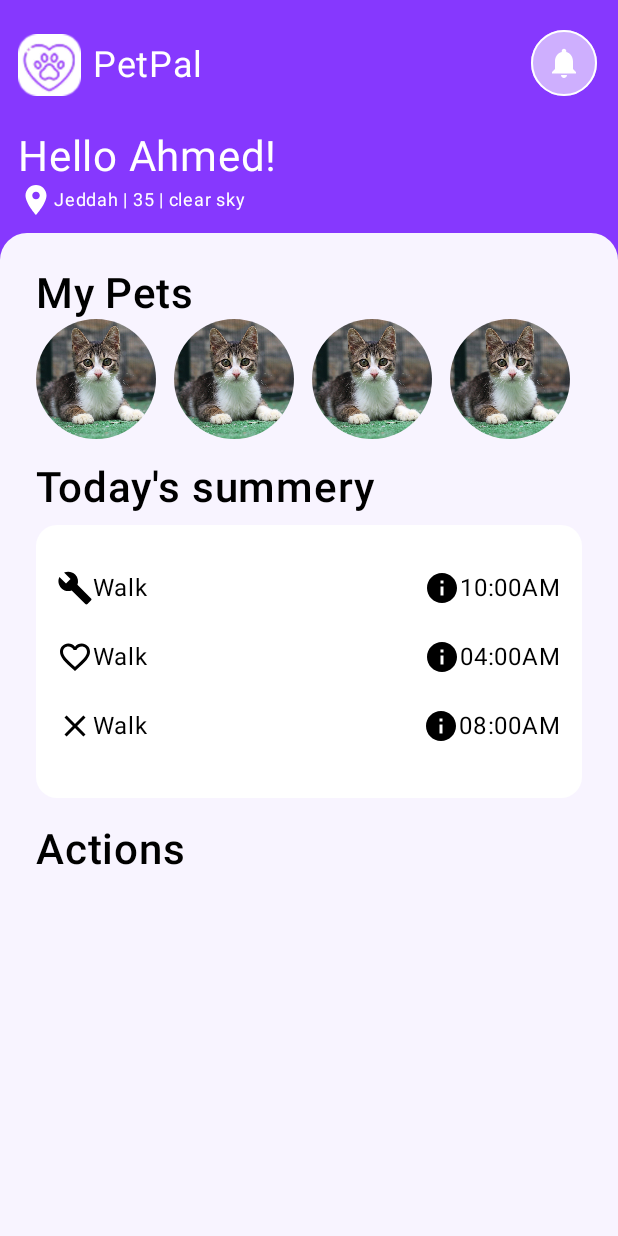
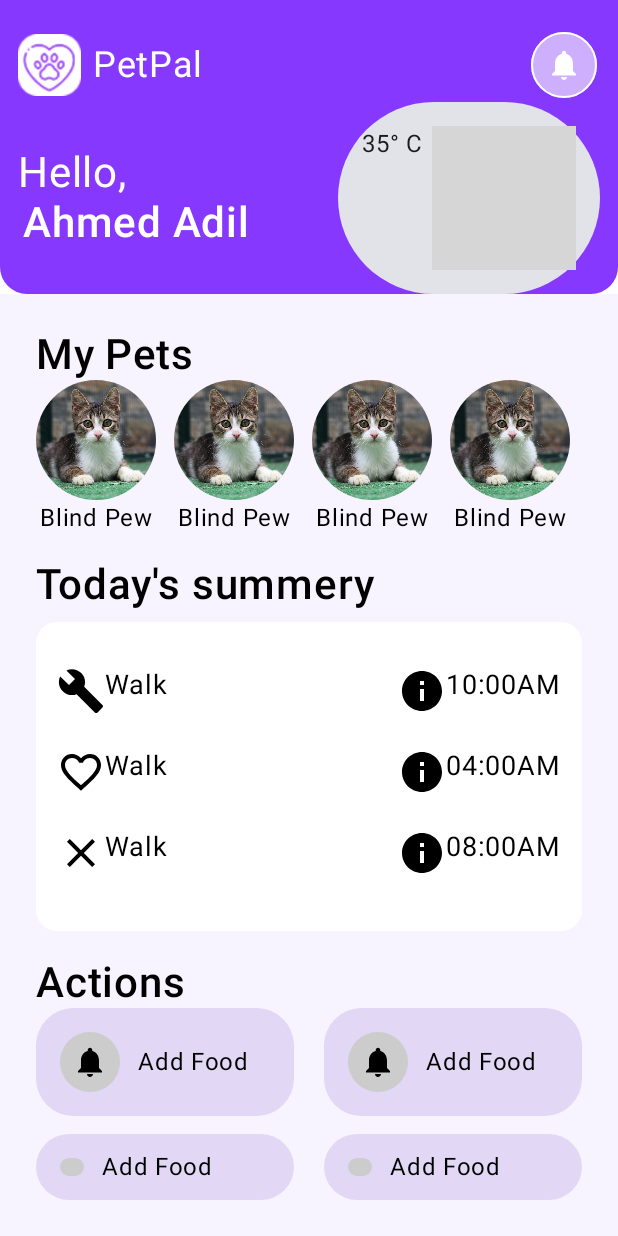
Before and after one commit to Ahmed3abogarin/PetPal, an Android app built with Jetpack Compose: the @Preview function HomePreView, on a phone screen of 412 x 824 dp. Run offline under Robolectric (Android 15) with nearby library versions, the phone set to English and light mode, and no system bars; grey boxes are pictures that could not be loaded.

Commit message:
complete Home screen

```diff
--- a/app/src/main/java/com/vtol/petpal/presentation/HomeScreen.kt
+++ b/app/src/main/java/com/vtol/petpal/presentation/HomeScreen.kt
@@ -7,12 +7,12 @@ import androidx.compose.foundation.layout.Arrangement
 import androidx.compose.foundation.layout.Column
 import androidx.compose.foundation.layout.Row
 import androidx.compose.foundation.layout.Spacer
-import androidx.compose.foundation.layout.fillMaxHeight
 import androidx.compose.foundation.layout.fillMaxSize
 import androidx.compose.foundation.layout.fillMaxWidth
 import androidx.compose.foundation.layout.height
 import androidx.compose.foundation.layout.padding
 import androidx.compose.foundation.layout.size
+import androidx.compose.foundation.layout.width
 import androidx.compose.foundation.lazy.LazyRow
 import androidx.compose.foundation.shape.CircleShape
 import androidx.compose.foundation.shape.RoundedCornerShape
@@ -20,10 +20,9 @@ import androidx.compose.material.icons.Icons
 import androidx.compose.material.icons.filled.Build
 import androidx.compose.material.icons.filled.Close
 import androidx.compose.material.icons.filled.FavoriteBorder
-import androidx.compose.material.icons.filled.Home
 import androidx.compose.material.icons.filled.Info
-import androidx.compose.material.icons.filled.LocationOn
 import androidx.compose.material.icons.filled.Notifications
+import androidx.compose.material3.Card
 import androidx.compose.material3.CardDefaults
 import androidx.compose.material3.Icon
 import androidx.compose.material3.OutlinedCard
@@ -32,7 +31,6 @@ import androidx.compose.runtime.Composable
 import androidx.compose.ui.Alignment
 import androidx.compose.ui.Modifier
 import androidx.compose.ui.draw.clip
-import androidx.compose.ui.draw.shadow
 import androidx.compose.ui.graphics.Color
 import androidx.compose.ui.res.painterResource
 import androidx.compose.ui.text.font.FontWeight
@@ -40,24 +38,37 @@ import androidx.compose.ui.tooling.preview.Preview
 import androidx.compose.ui.unit.dp
 import androidx.compose.ui.unit.sp
 import com.vtol.petpal.R
+import com.vtol.petpal.presentation.components.ActionsButton
 import com.vtol.petpal.ui.theme.PetPalTheme
 
 @Composable
 fun HomeScreen() {
 
+//    Image(
+//        painter = painterResource(R.drawable.header_img),
+//        contentDescription = "",
+//        modifier = Modifier.align(
+//            Alignment.TopEnd
+//        ).size(200.dp)
+//    )
     Column(
         modifier = Modifier
             .fillMaxSize()
+            .background(Color.White)
+    ) {
+        Column(
+            modifier = Modifier
+                .clip(RoundedCornerShape(bottomStart = 18.dp, bottomEnd = 18.dp))
                 .background(Color(0XFF8638FE))
+                .padding(horizontal = 12.dp)
         ) {
             Spacer(modifier = Modifier.height(18.dp))
             Row(
                 modifier = Modifier
-                .fillMaxWidth()
-                .padding(horizontal = 12.dp),
+                    .fillMaxWidth(),
+                verticalAlignment = Alignment.CenterVertically,
                 horizontalArrangement = Arrangement.SpaceBetween
             ) {
-            Column() {
                 Row(verticalAlignment = Alignment.CenterVertically) {
                     Image(
                         modifier = Modifier
@@ -67,14 +78,6 @@ fun HomeScreen() {
                         contentDescription = ""
                     )
                     Text(text = "PetPal", fontSize = 24.sp, color = Color.White)
-                }
-                Spacer(modifier = Modifier.height(20.dp))
-                Text(text = "Hello Ahmed!", fontSize = 28.sp, color = Color.White)
-                Row {
-                    Icon(Icons.Default.LocationOn, contentDescription = "userLocation", tint = Color.White)
-                    Text(text = "Jeddah | 35 | clear sky", fontSize = 12.sp, color = Color.White)
-                }
-                Spacer(modifier = Modifier.height(10.dp))
                 }
 
                 OutlinedCard(
@@ -94,22 +97,59 @@ fun HomeScreen() {
 
 
             }
+
+            Row(
+                verticalAlignment = Alignment.CenterVertically,
+                modifier = Modifier.fillMaxWidth(),
+                horizontalArrangement = Arrangement.SpaceBetween
+            ) {
+                Column {
+                    Spacer(modifier = Modifier.height(20.dp))
+                    Text(text = "Hello,", fontSize = 28.sp, color = Color.White)
+                    Text(
+                        modifier = Modifier.padding(start = 3.dp),
+                        text = "Ahmed Adil",
+                        fontSize = 28.sp,
+                        color = Color.White,
+                        fontWeight = FontWeight.SemiBold
+                    )
+                    Spacer(modifier = Modifier.height(20.dp))
+                }
+
+                Card(shape = CircleShape) {
+                    Row(modifier = Modifier.padding(16.dp)) {
+                        Text(text = "35° C")
+                        Spacer(modifier = Modifier.width(6.dp))
+                        Image(
+                            painter = painterResource(R.drawable.weather_icon),
+                            contentDescription = "weather icon"
+                        )
+                    }
+                }
+            }
+
+
+        }
+
+
+
+
+
+
+
+
         Column(
             modifier = Modifier
-                .fillMaxWidth()
-                .fillMaxHeight()
-                .clip(RoundedCornerShape(topStart = 18.dp, topEnd = 18.dp))
-                .shadow(elevation = 4.dp)
+                .fillMaxSize()
                 .background(Color(0XFFF8F4FF))
                 .padding(24.dp)
-
         ) {
 
             Text(text = "My Pets", fontSize = 28.sp, fontWeight = FontWeight.SemiBold)
 
             LazyRow(horizontalArrangement = Arrangement.spacedBy(12.dp)) {
                 items(4) {
-                    Column {
+                    Column(horizontalAlignment = Alignment.CenterHorizontally) {
                         Image(
                             modifier = Modifier
                                 .size(80.dp)
@@ -117,6 +157,7 @@ fun HomeScreen() {
                             painter = painterResource(R.drawable.cat),
                             contentDescription = ""
                         )
+                        Text(text = "Blind Pew")
                     }
                 }
             }
@@ -136,52 +177,123 @@ fun HomeScreen() {
                 Spacer(modifier = Modifier.height(16.dp))
 
                 Row(
-                    modifier = Modifier.fillMaxWidth().padding(bottom = 22.dp),
+                    modifier = Modifier
+                        .fillMaxWidth()
+                        .padding(bottom = 22.dp),
                     horizontalArrangement = Arrangement.SpaceBetween
                 ) {
                     Row {
-                        Icon(Icons.Default.Build, contentDescription = null)
-                        Text(text = "Walk")
+                        Icon(
+                            modifier = Modifier.size(32.dp),
+                            imageVector = Icons.Default.Build,
+                            contentDescription = null
+                        )
+                        Text(text = "Walk", fontSize = 18.sp)
                     }
                     Row {
-                        Icon(Icons.Default.Info, contentDescription = null)
-                        Text(text = "10:00AM")
+                        Icon(
+                            modifier = Modifier.size(32.dp),
+                            imageVector = Icons.Default.Info,
+                            contentDescription = null
+                        )
+                        Text(text = "10:00AM", fontSize = 18.sp)
                     }
                 }
                 Row(
-                    modifier = Modifier.fillMaxWidth().padding(bottom = 22.dp),
+                    modifier = Modifier
+                        .fillMaxWidth()
+                        .padding(bottom = 22.dp),
                     horizontalArrangement = Arrangement.SpaceBetween
                 ) {
                     Row {
-                        Icon(Icons.Default.FavoriteBorder, contentDescription = null)
-                        Text(text = "Walk")
+                        Icon(
+                            modifier = Modifier.size(32.dp),
+                            imageVector = Icons.Default.FavoriteBorder,
+                            contentDescription = null
+                        )
+                        Text(text = "Walk", fontSize = 18.sp)
                     }
                     Row {
-                        Icon(Icons.Default.Info, contentDescription = null)
-                        Text(text = "04:00AM")
+                        Icon(
+                            modifier = Modifier.size(32.dp),
+                            imageVector = Icons.Default.Info,
+                            contentDescription = null
+                        )
+                        Text(text = "04:00AM", fontSize = 18.sp)
                     }
                 }
 
                 Row(
-                    modifier = Modifier.fillMaxWidth().padding(bottom = 22.dp),
+                    modifier = Modifier
+                        .fillMaxWidth()
+                        .padding(bottom = 22.dp),
                     horizontalArrangement = Arrangement.SpaceBetween
                 ) {
                     Row {
-                        Icon(Icons.Default.Close, contentDescription = null)
-                        Text(text = "Walk")
+                        Icon(
+                            modifier = Modifier.size(32.dp),
+                            imageVector = Icons.Default.Close,
+                            contentDescription = null
+                        )
+                        Text(text = "Walk", fontSize = 18.sp)
                     }
                     Row {
-                        Icon(Icons.Default.Info, contentDescription = null)
-                        Text(text = "08:00AM")
+                        Icon(
+                            modifier = Modifier.size(32.dp),
+                            imageVector = Icons.Default.Info,
+                            contentDescription = null
+                        )
+                        Text(text = "08:00AM", fontSize = 18.sp)
                     }
                 }
             }
-            Spacer(modifier= Modifier.height(18.dp))
+            Spacer(modifier = Modifier.height(18.dp))
             Text(text = "Actions", fontSize = 28.sp, fontWeight = FontWeight.SemiBold)
+            Row(
+                modifier = Modifier
+                    .fillMaxWidth(),
+                horizontalArrangement = Arrangement.spacedBy(20.dp)
+            ) {
+                ActionsButton(
+                    modifier = Modifier.weight(1f),
+                    onClick = {},
+                    buttonText = "Add Food",
+                    buttonIcon = Icons.Default.Notifications
+                )
+                ActionsButton(
+                    modifier = Modifier.weight(1f),
+                    onClick = {},
+                    buttonText = "Add Food",
+                    buttonIcon = Icons.Default.Notifications
+                )
+            }
+            Row(
+                modifier = Modifier
+                    .fillMaxWidth()
+                    .padding(top = 12.dp),
+                horizontalArrangement = Arrangement.spacedBy(20.dp)
+            ) {
+                ActionsButton(
+                    modifier = Modifier.weight(1f),
+                    onClick = {},
+                    buttonText = "Add Food",
+                    buttonIcon = Icons.Default.Notifications
+                )
+
+                ActionsButton(
+                    modifier = Modifier.weight(1f),
+                    onClick = {},
+                    buttonText = "Add Food",
+                    buttonIcon = Icons.Default.Notifications
+                )
+
+
+            }
 
 
         }
     }
+
 
 }
 
--- /dev/null
+++ b/app/src/main/java/com/vtol/petpal/presentation/components/ActionsButton.kt
@@ -0,0 +1,49 @@
+package com.vtol.petpal.presentation.components
+
+import androidx.compose.foundation.layout.Row
+import androidx.compose.foundation.layout.padding
+import androidx.compose.foundation.shape.CircleShape
+import androidx.compose.foundation.shape.RoundedCornerShape
+import androidx.compose.material3.Card
+import androidx.compose.material3.CardDefaults
+import androidx.compose.material3.Icon
+import androidx.compose.material3.Surface
+import androidx.compose.material3.Text
+import androidx.compose.runtime.Composable
+import androidx.compose.ui.Alignment
+import androidx.compose.ui.Modifier
+import androidx.compose.ui.graphics.Color
+import androidx.compose.ui.graphics.vector.ImageVector
+import androidx.compose.ui.unit.dp
+
+@Composable
+fun ActionsButton(modifier: Modifier = Modifier,onClick: () -> Unit, buttonText: String,buttonIcon: ImageVector) {
+    Card(
+        modifier=modifier,
+        onClick = { onClick() },
+        shape = RoundedCornerShape(25.dp),
+        colors = CardDefaults.cardColors(containerColor = Color(0XFFE2D7F4))
+    ) {
+        Row(
+            modifier = Modifier.padding(vertical = 10.dp, horizontal = 16.dp),
+            verticalAlignment = Alignment.CenterVertically
+        ) {
+
+            Surface(
+                modifier = Modifier.padding(end = 12.dp, top = 6.dp, bottom = 6.dp),
+                shape = CircleShape,
+                color = Color.LightGray
+            ) {
+                Icon(
+                    modifier = Modifier.padding(8.dp),
+                    imageVector = buttonIcon,
+                    contentDescription = ""
+                )
+            }
+
+            Text(text = buttonText)
+        }
+
+    }
+
+}
```
Also changed, not shown: app/src/main/res/drawable/header_img.png (added). Lines whose indentation alone changed are shown as unchanged.
